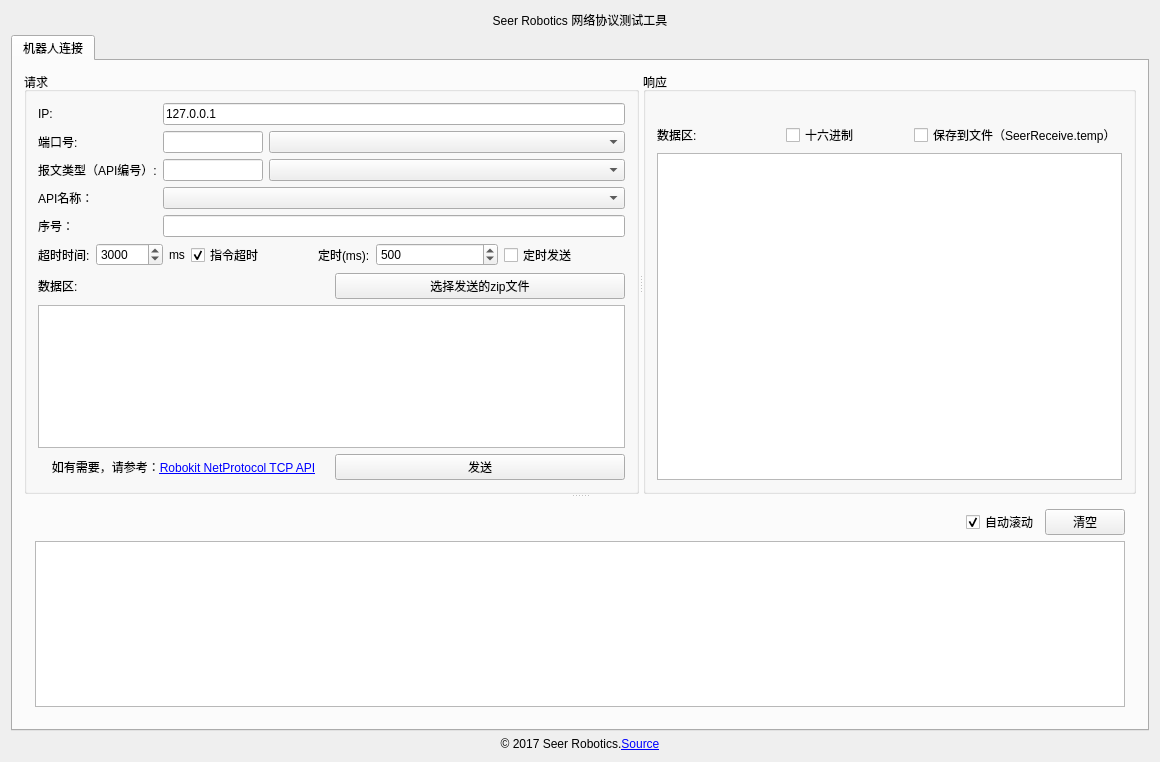
Old version of the form SCTcpToolWidget.ui in the repository seer-robotics/SeerTCPTest.
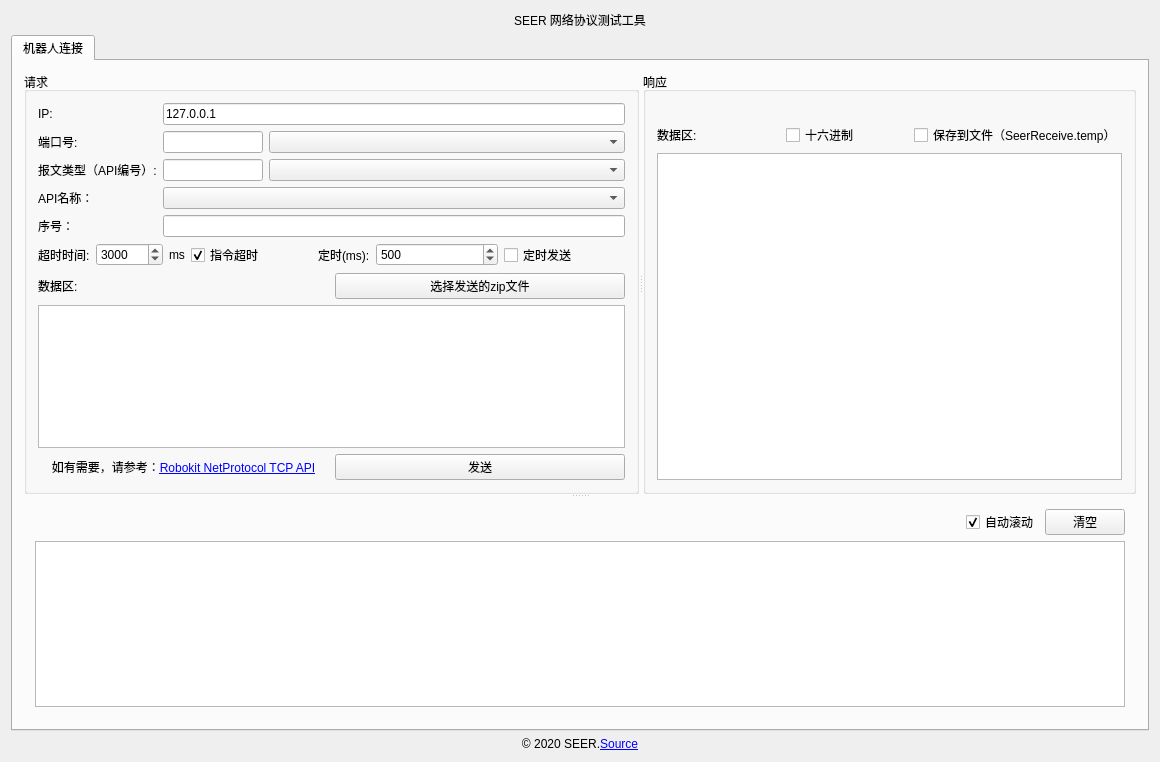
New version of the form.

Commit message: 发送一条指令断开一次（不占用robokit的连接数）

The edit to the form file:
```diff
--- a/SCTcpToolWidget.ui
+++ b/SCTcpToolWidget.ui
@@ -26,7 +26,7 @@
       <string notr="true">font: 18pt &quot;微软雅黑&quot;;</string>
      </property>
      <property name="text">
-      <string>Seer Robotics 网络协议测试工具</string>
+      <string>SEER 网络协议测试工具</string>
      </property>
      <property name="alignment">
       <set>Qt::AlignCenter</set>
@@ -460,7 +460,7 @@
    <item>
     <widget class="QLabel" name="label_6">
      <property name="text">
-      <string>&lt;html&gt;&lt;head/&gt;&lt;body&gt;&lt;p&gt;© 2017 Seer Robotics.&lt;a href=&quot;https://github.com/seer-robotics/SeerTCPTest&quot;&gt;&lt;span style=&quot; text-decoration: underline; color:#0000ff;&quot;&gt;Source&lt;/span&gt;&lt;/a&gt;&lt;/p&gt;&lt;/body&gt;&lt;/html&gt;</string>
+      <string>&lt;html&gt;&lt;head/&gt;&lt;body&gt;&lt;p&gt;© 2020 SEER.&lt;a href=&quot;https://github.com/seer-robotics/SeerTCPTest&quot;&gt;&lt;span style=&quot; text-decoration: underline; color:#0000ff;&quot;&gt;Source&lt;/span&gt;&lt;/a&gt;&lt;/p&gt;&lt;/body&gt;&lt;/html&gt;</string>
      </property>
      <property name="alignment">
       <set>Qt::AlignCenter</set>
```
The commit also changes 1 other file.
